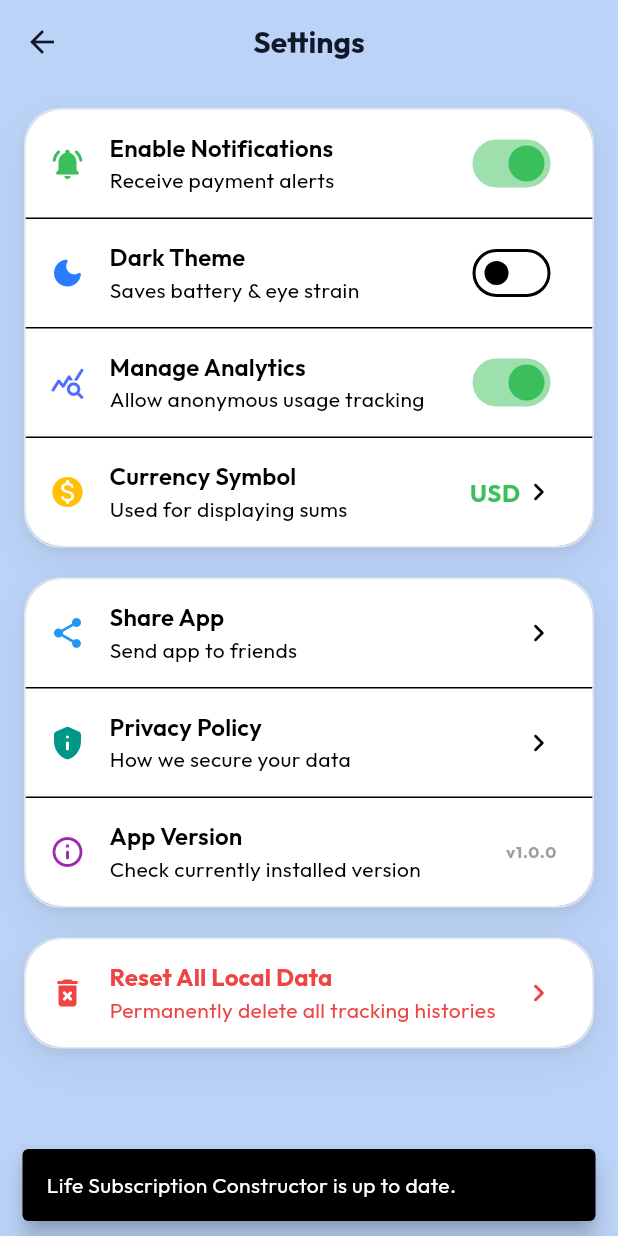
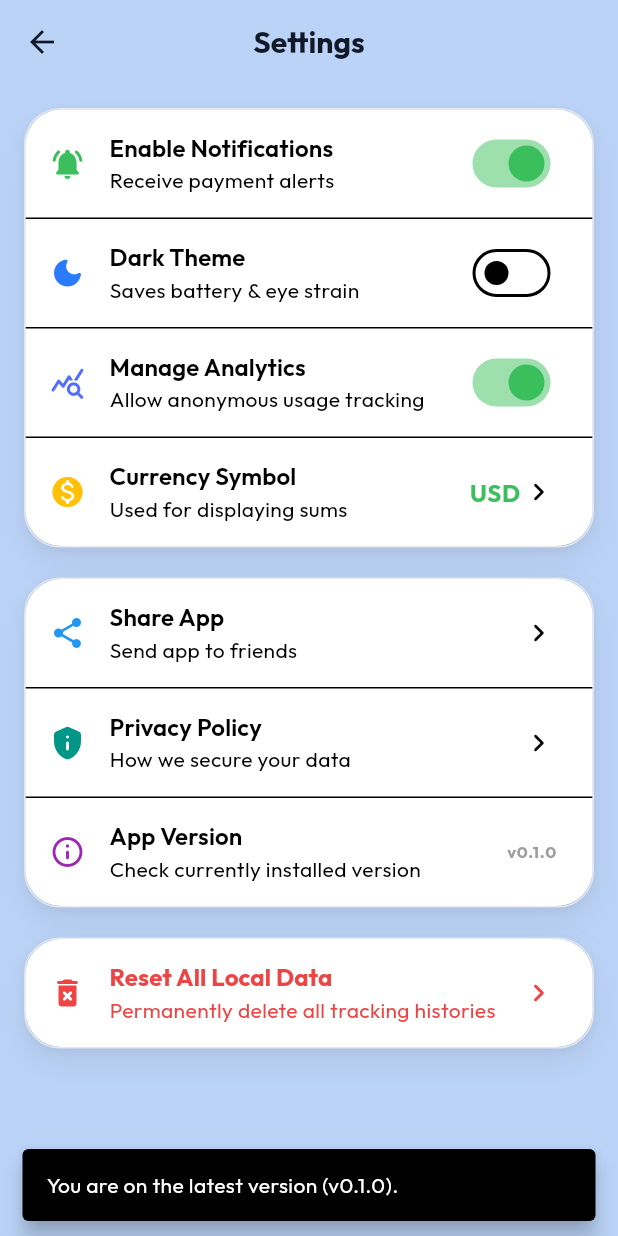
Before and after one commit to yatsiv54/testapp2, a Flutter app: the SettingsScreen screen opened directly, after a tap on "App Version", on a phone screen of 412 x 824 dp. Run offline on Flutter 3.47's test engine with Material 3 defaults, Android fonts, the phone set to English and light mode, and no system bars; drawn by our look-alikes of flutter_animate; our stand-ins replace camera, community_charts_flutter, flutter_local_notifications, google_fonts, package_info_plus, permission_handler and 3 more; accounts and stored records are empty.

Commit message:
'finish'

```diff
--- a/lib/views/settings_screen.dart
+++ b/lib/views/settings_screen.dart
@@ -4,6 +4,7 @@ import 'package:flutter_animate/flutter_animate.dart';
 import 'package:url_launcher/url_launcher.dart';
 import 'package:share_plus/share_plus.dart';
 import 'package:permission_handler/permission_handler.dart';
+import 'package:package_info_plus/package_info_plus.dart';
 import '../viewmodels/settings_view_model.dart';
 import '../viewmodels/subscription_view_model.dart';
 import '../viewmodels/profile_view_model.dart';
@@ -207,20 +208,26 @@ class SettingsScreen extends StatelessWidget {
                         onTap: () => _showPrivacyPolicy(context),
                       ),
                       const Divider(height: 1),
-                      ListTile(
+                      FutureBuilder<PackageInfo>(
+                        future: PackageInfo.fromPlatform(),
+                        builder: (context, snapshot) {
+                          final version = snapshot.hasData ? 'v${snapshot.data!.version}' : 'v...';
+                          return ListTile(
                             title: const Text('App Version', style: TextStyle(fontWeight: FontWeight.w600)),
                             subtitle: const Text('Check currently installed version'),
                             leading: const Icon(Icons.info_outline_rounded, color: Colors.purple),
-                        trailing: const Text(
-                          'v1.0.0',
-                          style: TextStyle(fontWeight: FontWeight.bold, color: Colors.grey),
+                            trailing: Text(
+                              version,
+                              style: const TextStyle(fontWeight: FontWeight.bold, color: Colors.grey),
                             ),
                             onTap: () {
                               ScaffoldMessenger.of(context).showSnackBar(
-                            const SnackBar(
-                              content: Text('Life Subscription Constructor is up to date.'),
+                                SnackBar(
+                                  content: Text('You are on the latest version ($version).'),
                                   behavior: SnackBarBehavior.floating,
                                 ),
+                              );
+                            },
                           );
                         },
                       ),
--- a/pubspec.yaml
+++ b/pubspec.yaml
@@ -14,6 +14,8 @@ dependencies:
   flutter_animate: ^4.5.2
   flutter_local_notifications: ^22.0.0
   google_fonts: ^8.1.0
+  package_info_plus: ^10.1.0
+  path_provider: ^2.1.5
   permission_handler: ^12.0.3
   provider: ^6.1.5+1
   share_plus: ^13.1.0
```
Also changed, not shown: lib/viewmodels/analytics_view_model.dart (+10 -18 lines), lib/viewmodels/subscription_view_model.dart (+27 -0 lines), lib/views/analytics_screen.dart (+35 -21 lines), lib/views/subscription_detail_screen.dart (+46 -0 lines), pubspec.lock, 1 other file. Lines whose indentation alone changed are shown as unchanged.
